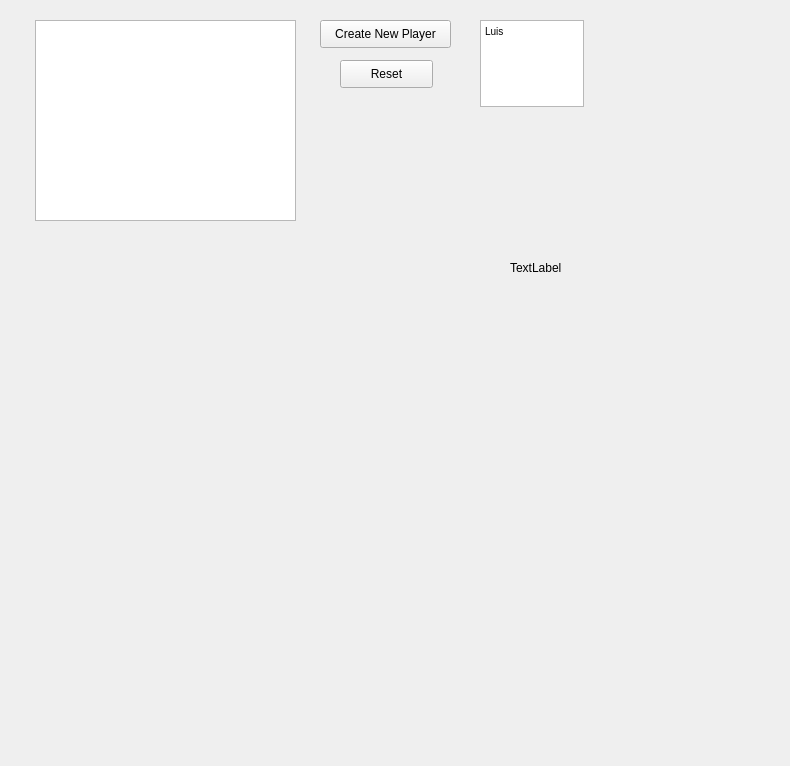
Above: GUI.ui from MoVo01/Kniffel before the change. Below: the same form after it.
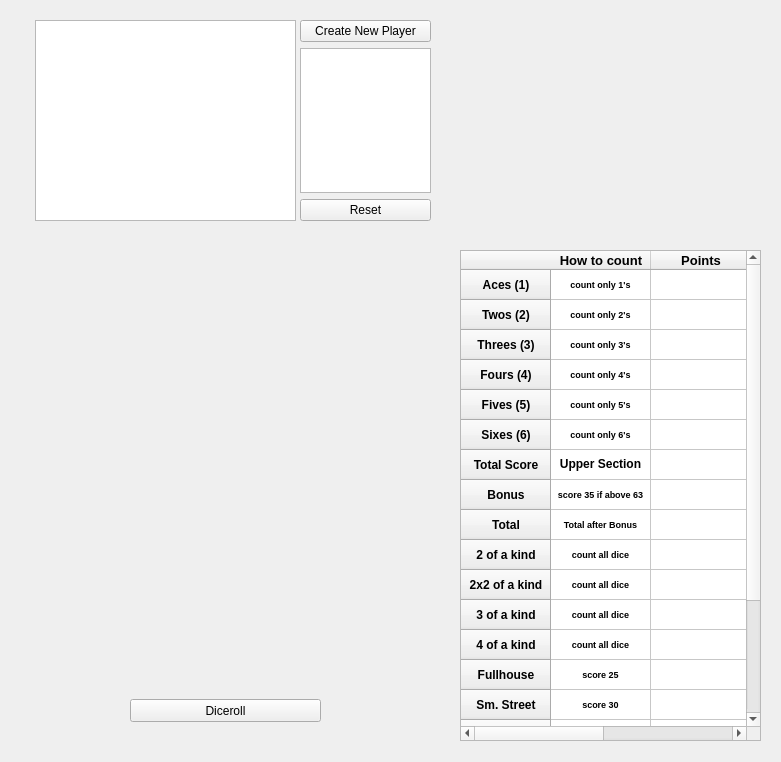
That is the form after the change.

```diff
--- a/GUI.ui
+++ b/GUI.ui
@@ -6,8 +6,8 @@
    <rect>
     <x>0</x>
     <y>0</y>
-    <width>790</width>
-    <height>766</height>
+    <width>781</width>
+    <height>762</height>
    </rect>
   </property>
   <property name="windowTitle">
@@ -18,42 +18,10 @@
     <rect>
      <x>20</x>
      <y>10</y>
-     <width>751</width>
+     <width>421</width>
      <height>221</height>
     </rect>
    </property>
-   <widget class="QPushButton" name="CreateNewPlayer">
-    <property name="geometry">
-     <rect>
-      <x>300</x>
-      <y>10</y>
-      <width>131</width>
-      <height>28</height>
-     </rect>
-    </property>
-    <property name="sizePolicy">
-     <sizepolicy hsizetype="Expanding" vsizetype="Preferred">
-      <horstretch>0</horstretch>
-      <verstretch>0</verstretch>
-     </sizepolicy>
-    </property>
-    <property name="text">
-     <string>Create New Player</string>
-    </property>
-   </widget>
-   <widget class="QPushButton" name="Reset">
-    <property name="geometry">
-     <rect>
-      <x>320</x>
-      <y>50</y>
-      <width>93</width>
-      <height>28</height>
-     </rect>
-    </property>
-    <property name="text">
-     <string>Reset</string>
-    </property>
-   </widget>
    <widget class="QListWidget" name="Playerlist">
     <property name="geometry">
      <rect>
@@ -64,23 +32,61 @@
      </rect>
     </property>
    </widget>
-   <widget class="QTextEdit" name="PlaceToCommitPlayerNameProably">
+   <widget class="QWidget" name="">
     <property name="geometry">
      <rect>
-      <x>460</x>
+      <x>280</x>
       <y>10</y>
-      <width>104</width>
-      <height>87</height>
+      <width>131</width>
+      <height>201</height>
      </rect>
     </property>
-    <property name="html">
-     <string>&lt;!DOCTYPE HTML PUBLIC &quot;-//W3C//DTD HTML 4.0//EN&quot; &quot;http://www.w3.org/TR/REC-html40/strict.dtd&quot;&gt;
+    <layout class="QVBoxLayout" name="verticalLayout">
+     <item>
+      <widget class="QPushButton" name="CreateNewPlayer">
+       <property name="sizePolicy">
+        <sizepolicy hsizetype="Expanding" vsizetype="Preferred">
+         <horstretch>0</horstretch>
+         <verstretch>0</verstretch>
+        </sizepolicy>
+       </property>
+       <property name="text">
+        <string>Create New Player</string>
+       </property>
+      </widget>
+     </item>
+     <item>
+      <widget class="QTextEdit" name="PlaceToCommitPlayerNameProably">
+       <property name="html">
+        <string>&lt;!DOCTYPE HTML PUBLIC &quot;-//W3C//DTD HTML 4.0//EN&quot; &quot;http://www.w3.org/TR/REC-html40/strict.dtd&quot;&gt;
 &lt;html&gt;&lt;head&gt;&lt;meta name=&quot;qrichtext&quot; content=&quot;1&quot; /&gt;&lt;style type=&quot;text/css&quot;&gt;
 p, li { white-space: pre-wrap; }
-&lt;/style&gt;&lt;/head&gt;&lt;body style=&quot; font-family:'MS Shell Dlg 2'; font-size:7.8pt; font-weight:400; font-style:normal;&quot;&gt;
-&lt;p style=&quot; margin-top:0px; margin-bottom:0px; margin-left:0px; margin-right:0px; -qt-block-indent:0; text-indent:0px;&quot;&gt;Luis&lt;/p&gt;
+&lt;/style&gt;&lt;/head&gt;&lt;body style=&quot; font-family:'MS Shell Dlg 2'; font-size:8.25pt; font-weight:400; font-style:normal;&quot;&gt;
 &lt;p style=&quot;-qt-paragraph-type:empty; margin-top:0px; margin-bottom:0px; margin-left:0px; margin-right:0px; -qt-block-indent:0; text-indent:0px;&quot;&gt;&lt;br /&gt;&lt;/p&gt;&lt;/body&gt;&lt;/html&gt;</string>
-    </property>
+       </property>
+      </widget>
+     </item>
+     <item>
+      <spacer name="verticalSpacer">
+       <property name="orientation">
+        <enum>Qt::Vertical</enum>
+       </property>
+       <property name="sizeHint" stdset="0">
+        <size>
+         <width>20</width>
+         <height>40</height>
+        </size>
+       </property>
+      </spacer>
+     </item>
+     <item>
+      <widget class="QPushButton" name="Reset">
+       <property name="text">
+        <string>Reset</string>
+       </property>
+      </widget>
+     </item>
+    </layout>
    </widget>
   </widget>
   <widget class="QWidget" name="Game" native="true">
@@ -97,7 +103,7 @@
      <rect>
       <x>10</x>
       <y>10</y>
-      <width>461</width>
+      <width>421</width>
       <height>491</height>
      </rect>
     </property>
@@ -106,44 +112,653 @@
       <rect>
        <x>10</x>
        <y>149</y>
-       <width>441</width>
+       <width>401</width>
        <height>331</height>
       </rect>
      </property>
+     <widget class="QPushButton" name="Diceroll">
+      <property name="geometry">
+       <rect>
+        <x>90</x>
+        <y>300</y>
+        <width>191</width>
+        <height>23</height>
+       </rect>
+      </property>
+      <property name="text">
+       <string>Diceroll</string>
+      </property>
+     </widget>
     </widget>
     <widget class="QWidget" name="PickedDice" native="true">
      <property name="geometry">
       <rect>
        <x>9</x>
        <y>10</y>
-       <width>441</width>
+       <width>401</width>
        <height>131</height>
       </rect>
      </property>
     </widget>
    </widget>
-   <widget class="QWidget" name="PointOverview" native="true">
+   <widget class="QTableWidget" name="Points">
     <property name="geometry">
      <rect>
-      <x>480</x>
+      <x>440</x>
       <y>10</y>
-      <width>261</width>
+      <width>301</width>
       <height>491</height>
      </rect>
     </property>
-    <widget class="QLabel" name="PlayerName">
-     <property name="geometry">
-      <rect>
-       <x>10</x>
-       <y>10</y>
-       <width>55</width>
-       <height>16</height>
-      </rect>
+    <row>
+     <property name="text">
+      <string>Aces (1)</string>
      </property>
+     <property name="font">
+      <font>
+       <weight>75</weight>
+       <bold>true</bold>
+      </font>
+     </property>
+     <property name="textAlignment">
+      <set>AlignCenter</set>
+     </property>
+    </row>
+    <row>
      <property name="text">
-      <string>TextLabel</string>
+      <string>Twos (2)</string>
      </property>
-    </widget>
+     <property name="font">
+      <font>
+       <weight>75</weight>
+       <bold>true</bold>
+      </font>
+     </property>
+     <property name="textAlignment">
+      <set>AlignCenter</set>
+     </property>
+    </row>
+    <row>
+     <property name="text">
+      <string>Threes (3)</string>
+     </property>
+     <property name="font">
+      <font>
+       <weight>75</weight>
+       <bold>true</bold>
+      </font>
+     </property>
+     <property name="textAlignment">
+      <set>AlignCenter</set>
+     </property>
+    </row>
+    <row>
+     <property name="text">
+      <string>Fours (4)</string>
+     </property>
+     <property name="font">
+      <font>
+       <weight>75</weight>
+       <bold>true</bold>
+      </font>
+     </property>
+     <property name="textAlignment">
+      <set>AlignCenter</set>
+     </property>
+    </row>
+    <row>
+     <property name="text">
+      <string>Fives (5)</string>
+     </property>
+     <property name="font">
+      <font>
+       <weight>75</weight>
+       <bold>true</bold>
+      </font>
+     </property>
+     <property name="textAlignment">
+      <set>AlignCenter</set>
+     </property>
+    </row>
+    <row>
+     <property name="text">
+      <string>Sixes (6)</string>
+     </property>
+     <property name="font">
+      <font>
+       <weight>75</weight>
+       <bold>true</bold>
+      </font>
+     </property>
+     <property name="textAlignment">
+      <set>AlignCenter</set>
+     </property>
+    </row>
+    <row>
+     <property name="text">
+      <string>Total Score</string>
+     </property>
+     <property name="font">
+      <font>
+       <weight>75</weight>
+       <bold>true</bold>
+      </font>
+     </property>
+     <property name="textAlignment">
+      <set>AlignCenter</set>
+     </property>
+    </row>
+    <row>
+     <property name="text">
+      <string>Bonus</string>
+     </property>
+     <property name="font">
+      <font>
+       <weight>75</weight>
+       <bold>true</bold>
+      </font>
+     </property>
+     <property name="textAlignment">
+      <set>AlignCenter</set>
+     </property>
+    </row>
+    <row>
+     <property name="text">
+      <string>Total</string>
+     </property>
+     <property name="font">
+      <font>
+       <weight>75</weight>
+       <bold>true</bold>
+      </font>
+     </property>
+     <property name="textAlignment">
+      <set>AlignCenter</set>
+     </property>
+    </row>
+    <row>
+     <property name="text">
+      <string>2 of a kind</string>
+     </property>
+     <property name="font">
+      <font>
+       <weight>75</weight>
+       <bold>true</bold>
+      </font>
+     </property>
+     <property name="textAlignment">
+      <set>AlignCenter</set>
+     </property>
+    </row>
+    <row>
+     <property name="text">
+      <string>2x2 of a kind</string>
+     </property>
+     <property name="font">
+      <font>
+       <weight>75</weight>
+       <bold>true</bold>
+      </font>
+     </property>
+     <property name="textAlignment">
+      <set>AlignCenter</set>
+     </property>
+    </row>
+    <row>
+     <property name="text">
+      <string>3 of a kind</string>
+     </property>
+     <property name="font">
+      <font>
+       <weight>75</weight>
+       <bold>true</bold>
+      </font>
+     </property>
+     <property name="textAlignment">
+      <set>AlignCenter</set>
+     </property>
+    </row>
+    <row>
+     <property name="text">
+      <string>4 of a kind</string>
+     </property>
+     <property name="font">
+      <font>
+       <weight>75</weight>
+       <bold>true</bold>
+      </font>
+     </property>
+     <property name="textAlignment">
+      <set>AlignCenter</set>
+     </property>
+    </row>
+    <row>
+     <property name="text">
+      <string>Fullhouse</string>
+     </property>
+     <property name="font">
+      <font>
+       <weight>75</weight>
+       <bold>true</bold>
+      </font>
+     </property>
+     <property name="textAlignment">
+      <set>AlignCenter</set>
+     </property>
+    </row>
+    <row>
+     <property name="text">
+      <string>Sm. Street</string>
+     </property>
+     <property name="font">
+      <font>
+       <weight>75</weight>
+       <bold>true</bold>
+      </font>
+     </property>
+     <property name="textAlignment">
+      <set>AlignCenter</set>
+     </property>
+    </row>
+    <row>
+     <property name="text">
+      <string>Lg. Straight</string>
+     </property>
+     <property name="font">
+      <font>
+       <weight>75</weight>
+       <bold>true</bold>
+      </font>
+     </property>
+     <property name="textAlignment">
+      <set>AlignCenter</set>
+     </property>
+    </row>
+    <row>
+     <property name="text">
+      <string>Yahtzee</string>
+     </property>
+     <property name="font">
+      <font>
+       <weight>75</weight>
+       <bold>true</bold>
+      </font>
+     </property>
+     <property name="textAlignment">
+      <set>AlignCenter</set>
+     </property>
+    </row>
+    <row>
+     <property name="text">
+      <string>Chance</string>
+     </property>
+     <property name="font">
+      <font>
+       <weight>75</weight>
+       <bold>true</bold>
+      </font>
+     </property>
+     <property name="textAlignment">
+      <set>AlignCenter</set>
+     </property>
+    </row>
+    <row>
+     <property name="text">
+      <string>Bonus Yathzee</string>
+     </property>
+     <property name="font">
+      <font>
+       <weight>75</weight>
+       <bold>true</bold>
+      </font>
+     </property>
+     <property name="textAlignment">
+      <set>AlignCenter</set>
+     </property>
+    </row>
+    <row>
+     <property name="text">
+      <string>Total</string>
+     </property>
+     <property name="font">
+      <font>
+       <weight>75</weight>
+       <bold>true</bold>
+      </font>
+     </property>
+     <property name="textAlignment">
+      <set>AlignCenter</set>
+     </property>
+    </row>
+    <column>
+     <property name="text">
+      <string>How to count</string>
+     </property>
+     <property name="font">
+      <font>
+       <pointsize>10</pointsize>
+       <weight>75</weight>
+       <bold>true</bold>
+      </font>
+     </property>
+     <property name="textAlignment">
+      <set>AlignCenter</set>
+     </property>
+    </column>
+    <column>
+     <property name="text">
+      <string>Points</string>
+     </property>
+     <property name="font">
+      <font>
+       <pointsize>10</pointsize>
+       <weight>75</weight>
+       <bold>true</bold>
+      </font>
+     </property>
+     <property name="textAlignment">
+      <set>AlignCenter</set>
+     </property>
+    </column>
+    <item row="0" column="0">
+     <property name="text">
+      <string>count only 1's</string>
+     </property>
+     <property name="font">
+      <font>
+       <pointsize>7</pointsize>
+       <weight>75</weight>
+       <bold>true</bold>
+      </font>
+     </property>
+     <property name="textAlignment">
+      <set>AlignCenter</set>
+     </property>
+    </item>
+    <item row="1" column="0">
+     <property name="text">
+      <string>count only 2's</string>
+     </property>
+     <property name="font">
+      <font>
+       <pointsize>7</pointsize>
+       <weight>75</weight>
+       <bold>true</bold>
+      </font>
+     </property>
+     <property name="textAlignment">
+      <set>AlignCenter</set>
+     </property>
+    </item>
+    <item row="2" column="0">
+     <property name="text">
+      <string>count only 3's</string>
+     </property>
+     <property name="font">
+      <font>
+       <pointsize>7</pointsize>
+       <weight>75</weight>
+       <bold>true</bold>
+      </font>
+     </property>
+     <property name="textAlignment">
+      <set>AlignCenter</set>
+     </property>
+    </item>
+    <item row="3" column="0">
+     <property name="text">
+      <string>count only 4's</string>
+     </property>
+     <property name="font">
+      <font>
+       <pointsize>7</pointsize>
+       <weight>75</weight>
+       <bold>true</bold>
+      </font>
+     </property>
+     <property name="textAlignment">
+      <set>AlignCenter</set>
+     </property>
+    </item>
+    <item row="4" column="0">
+     <property name="text">
+      <string>count only 5's</string>
+     </property>
+     <property name="font">
+      <font>
+       <pointsize>7</pointsize>
+       <weight>75</weight>
+       <bold>true</bold>
+      </font>
+     </property>
+     <property name="textAlignment">
+      <set>AlignCenter</set>
+     </property>
+    </item>
+    <item row="5" column="0">
+     <property name="text">
+      <string>count only 6's</string>
+     </property>
+     <property name="font">
+      <font>
+       <pointsize>7</pointsize>
+       <weight>75</weight>
+       <bold>true</bold>
+      </font>
+     </property>
+     <property name="textAlignment">
+      <set>AlignCenter</set>
+     </property>
+    </item>
+    <item row="6" column="0">
+     <property name="text">
+      <string>Upper Section</string>
+     </property>
+     <property name="font">
+      <font>
+       <pointsize>9</pointsize>
+       <weight>75</weight>
+       <bold>true</bold>
+      </font>
+     </property>
+     <property name="textAlignment">
+      <set>AlignCenter</set>
+     </property>
+    </item>
+    <item row="7" column="0">
+     <property name="text">
+      <string>score 35 if above 63</string>
+     </property>
+     <property name="font">
+      <font>
+       <pointsize>7</pointsize>
+       <weight>75</weight>
+       <bold>true</bold>
+      </font>
+     </property>
+     <property name="textAlignment">
+      <set>AlignCenter</set>
+     </property>
+    </item>
+    <item row="8" column="0">
+     <property name="text">
+      <string>Total after Bonus</string>
+     </property>
+     <property name="font">
+      <font>
+       <pointsize>7</pointsize>
+       <weight>75</weight>
+       <bold>true</bold>
+      </font>
+     </property>
+     <property name="textAlignment">
+      <set>AlignCenter</set>
+     </property>
+    </item>
+    <item row="9" column="0">
+     <property name="text">
+      <string>count all dice</string>
+     </property>
+     <property name="font">
+      <font>
+       <pointsize>7</pointsize>
+       <weight>75</weight>
+       <bold>true</bold>
+      </font>
+     </property>
+     <property name="textAlignment">
+      <set>AlignCenter</set>
+     </property>
+    </item>
+    <item row="10" column="0">
+     <property name="text">
+      <string>count all dice</string>
+     </property>
+     <property name="font">
+      <font>
+       <pointsize>7</pointsize>
+       <weight>75</weight>
+       <bold>true</bold>
+      </font>
+     </property>
+     <property name="textAlignment">
+      <set>AlignCenter</set>
+     </property>
+    </item>
+    <item row="11" column="0">
+     <property name="text">
+      <string>count all dice</string>
+     </property>
+     <property name="font">
+      <font>
+       <pointsize>7</pointsize>
+       <weight>75</weight>
+       <bold>true</bold>
+      </font>
+     </property>
+     <property name="textAlignment">
+      <set>AlignCenter</set>
+     </property>
+    </item>
+    <item row="12" column="0">
+     <property name="text">
+      <string>count all dice</string>
+     </property>
+     <property name="font">
+      <font>
+       <pointsize>7</pointsize>
+       <weight>75</weight>
+       <bold>true</bold>
+      </font>
+     </property>
+     <property name="textAlignment">
+      <set>AlignCenter</set>
+     </property>
+    </item>
+    <item row="13" column="0">
+     <property name="text">
+      <string>score 25</string>
+     </property>
+     <property name="font">
+      <font>
+       <pointsize>7</pointsize>
+       <weight>75</weight>
+       <bold>true</bold>
+      </font>
+     </property>
+     <property name="textAlignment">
+      <set>AlignCenter</set>
+     </property>
+    </item>
+    <item row="14" column="0">
+     <property name="text">
+      <string>score 30</string>
+     </property>
+     <property name="font">
+      <font>
+       <pointsize>7</pointsize>
+       <weight>75</weight>
+       <bold>true</bold>
+      </font>
+     </property>
+     <property name="textAlignment">
+      <set>AlignCenter</set>
+     </property>
+    </item>
+    <item row="15" column="0">
+     <property name="text">
+      <string>score 40</string>
+     </property>
+     <property name="font">
+      <font>
+       <pointsize>7</pointsize>
+       <weight>75</weight>
+       <bold>true</bold>
+      </font>
+     </property>
+     <property name="textAlignment">
+      <set>AlignCenter</set>
+     </property>
+    </item>
+    <item row="16" column="0">
+     <property name="text">
+      <string>score 50</string>
+     </property>
+     <property name="font">
+      <font>
+       <pointsize>7</pointsize>
+       <weight>75</weight>
+       <bold>true</bold>
+      </font>
+     </property>
+     <property name="textAlignment">
+      <set>AlignCenter</set>
+     </property>
+    </item>
+    <item row="17" column="0">
+     <property name="text">
+      <string>count all dice</string>
+     </property>
+     <property name="font">
+      <font>
+       <pointsize>7</pointsize>
+       <weight>75</weight>
+       <bold>true</bold>
+      </font>
+     </property>
+     <property name="textAlignment">
+      <set>AlignCenter</set>
+     </property>
+    </item>
+    <item row="18" column="0">
+     <property name="text">
+      <string>score 100 for every other Yahtzee</string>
+     </property>
+     <property name="font">
+      <font>
+       <pointsize>7</pointsize>
+       <weight>75</weight>
+       <bold>true</bold>
+      </font>
+     </property>
+     <property name="textAlignment">
+      <set>AlignCenter</set>
+     </property>
+    </item>
+    <item row="19" column="0">
+     <property name="text">
+      <string> Complete Game</string>
+     </property>
+     <property name="font">
+      <font>
+       <weight>75</weight>
+       <bold>true</bold>
+      </font>
+     </property>
+     <property name="textAlignment">
+      <set>AlignCenter</set>
+     </property>
+    </item>
    </widget>
   </widget>
  </widget>
```
